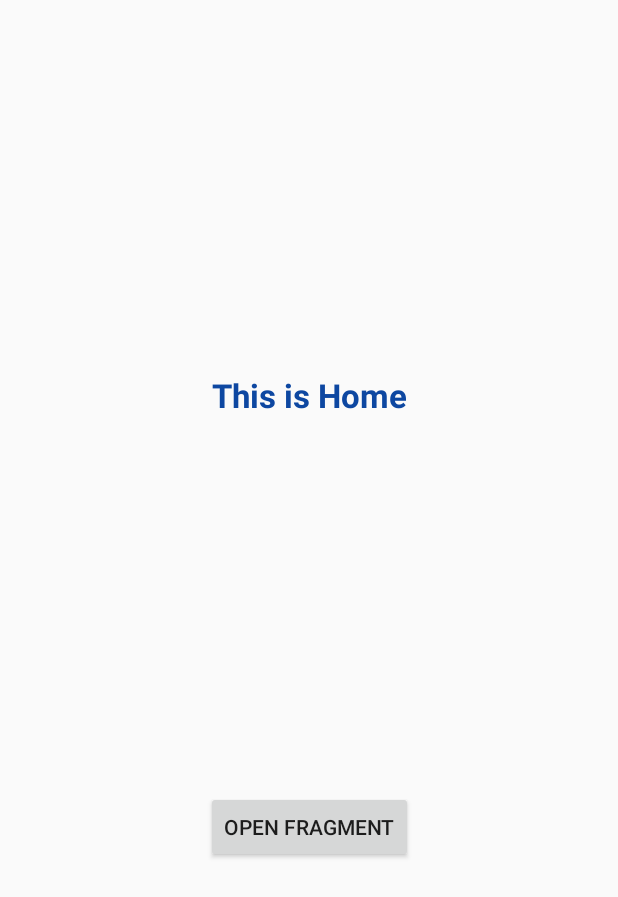
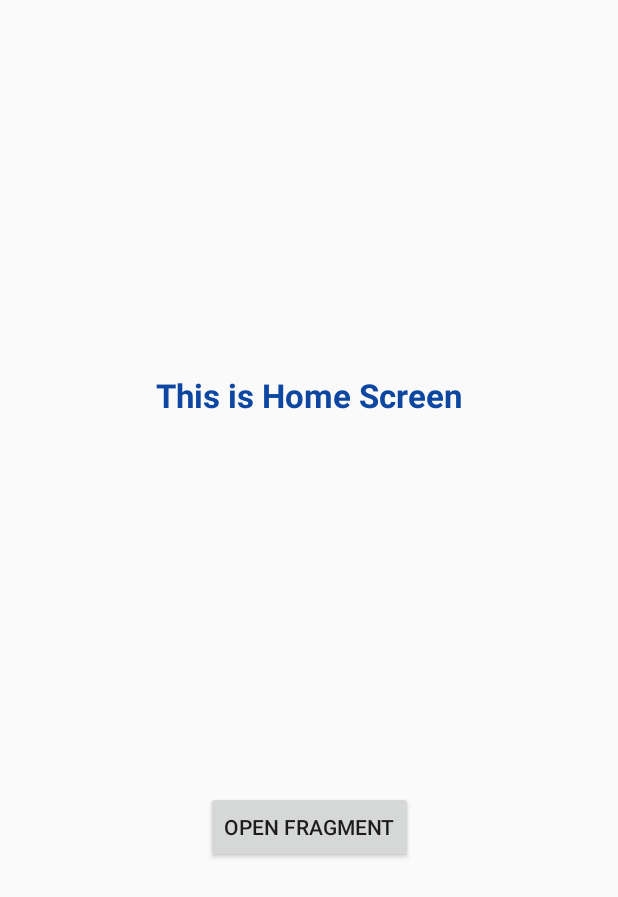
Before and after one commit to animevn/SwipeBackFragment, an Android app: the screen it shows after launch (MainActivity), on a phone screen of 412 x 824 dp. Shown: the top 897 px of the screen. Run offline under Robolectric (Android 15) with nearby library versions, the phone set to English and light mode, and no system bars.

```diff
--- a/app/src/main/java/com/haanhgs/swipebackfragment/BaseFragment.java
+++ b/app/src/main/java/com/haanhgs/swipebackfragment/BaseFragment.java
@@ -1,6 +1,12 @@
 package com.haanhgs.swipebackfragment;
 
 import android.os.Bundle;
+import android.view.LayoutInflater;
+import android.view.View;
+import android.view.ViewGroup;
+import android.widget.Button;
+import android.widget.TextView;
+
 import com.haanhgs.swipebackfragment.lib.SwipeBackFragment;
 import androidx.annotation.NonNull;
 import androidx.annotation.Nullable;
@@ -9,6 +15,13 @@ import androidx.fragment.app.FragmentTransaction;
 public class BaseFragment extends SwipeBackFragment {
 
     private static final String IS_HIDDEN = "IS_HIDDEN";
+    protected TextView tvMain;
+    protected Button bnMain;
+
+    private void initViews(View view){
+        tvMain = view.findViewById(R.id.tvMain);
+        bnMain = view.findViewById(R.id.bnMain);
+    }
 
     private void loadFragmentState(Bundle bundle){
         if (bundle != null && getFragmentManager() != null) {
@@ -35,4 +48,23 @@ public class BaseFragment extends SwipeBackFragment {
         outState.putBoolean(IS_HIDDEN, isHidden());
     }
 
+    protected void handleTextView(){
+
+    }
+
+    protected void handleButton(){
+
+    }
+
+    @Nullable
+    @Override
+    public View onCreateView(@NonNull LayoutInflater inflater,
+                             @Nullable ViewGroup container,
+                             @Nullable Bundle savedInstanceState) {
+        View view = inflater.inflate(R.layout.fragment_home, container, false);
+        initViews(view);
+        handleTextView();
+        handleButton();
+        return view;
+    }
 }
--- a/app/src/main/java/com/haanhgs/swipebackfragment/FragmentHome.java
+++ b/app/src/main/java/com/haanhgs/swipebackfragment/FragmentHome.java
@@ -34,21 +34,46 @@ public class FragmentHome extends BaseFragment {
         }
     }
 
-    @Nullable
     @Override
-    public View onCreateView(@NonNull LayoutInflater inflater,
-                             @Nullable ViewGroup container,
-                             @Nullable Bundle savedInstanceState) {
-        View view = inflater.inflate(R.layout.fragment_home, container, false);
-        Button bnMain = view.findViewById(R.id.bnMain);
-        bnMain.setOnClickListener(new View.OnClickListener() {
+    protected void handleTextView() {
+        super.handleTextView();
+        super.tvMain.setText(R.string.home);
+    }
+
+    @Override
+    protected void handleButton() {
+        super.handleButton();
+        super.bnMain.setOnClickListener(new View.OnClickListener() {
             @Override
             public void onClick(View v) {
                 openFragmentTest();
             }
         });
-        return view;
     }
+
+//    @Nullable
+//    @Override
+//    public View onCreateView(@NonNull LayoutInflater inflater,
+//                             @Nullable ViewGroup container,
+//                             @Nullable Bundle savedInstanceState) {
+//        return super.onCreateView(inflater, container, savedInstanceState);
+//    }
+
+    //    @Nullable
+//    @Override
+//    public View onCreateView(@NonNull LayoutInflater inflater,
+//                             @Nullable ViewGroup container,
+//                             @Nullable Bundle savedInstanceState) {
+//        View view = inflater.inflate(R.layout.fragment_home, container, false);
+//        Button bnMain = view.findViewById(R.id.bnMain);
+//        bnMain.setOnClickListener(new View.OnClickListener() {
+//            @Override
+//            public void onClick(View v) {
+//                openFragmentTest();
+//            }
+//        });
+//        return view;
+//    }
 
     @Override
     public void onResume() {
--- a/app/src/main/java/com/haanhgs/swipebackfragment/FragmentTest.java
+++ b/app/src/main/java/com/haanhgs/swipebackfragment/FragmentTest.java
@@ -6,10 +6,13 @@ import android.view.LayoutInflater;
 import android.view.View;
 import android.view.ViewGroup;
 import android.widget.TextView;
+
+import com.haanhgs.swipebackfragment.lib.SwipeBackFragment;
+
 import androidx.annotation.NonNull;
 import androidx.annotation.Nullable;
 
-public class FragmentTest extends BaseFragment {
+public class FragmentTest extends SwipeBackFragment {
 
     @Override
     public void onCreate(@Nullable Bundle savedInstanceState) {
--- a/app/src/main/res/values/strings.xml
+++ b/app/src/main/res/values/strings.xml
@@ -3,4 +3,5 @@
     <string name="fragment_home">This is Home</string>
     <string name="bn_main">Open Fragment</string>
     <string name="tv_test">This is a Test</string>
+    <string name="home">This is Home Screen</string>
 </resources>
```
